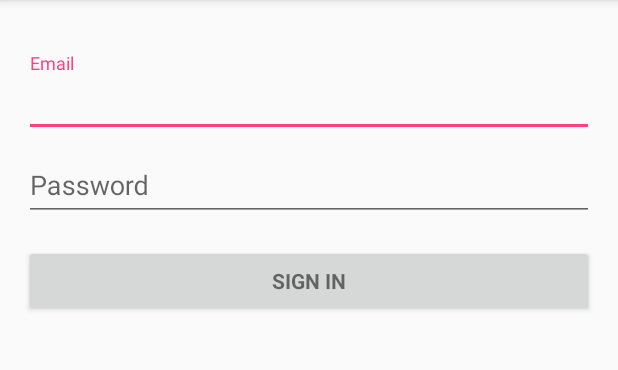
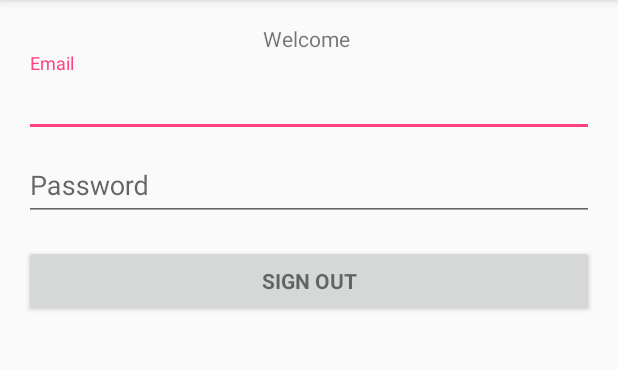
Before and after one commit to TimeMenus/TimeMenusAndroid, an Android app: the LoginActivity screen opened directly, with no data from a screen before it, on a phone screen of 412 x 824 dp, the part 84-454 px from its top. Run offline under Robolectric (Android 15) with nearby library versions, the phone set to English and light mode, and no system bars; our stand-ins replace Firebase (no records; nobody signed in at launch, a user with empty details on screens opened directly).

Commit message:
Login / Logout

```diff
--- /dev/null
+++ b/app/src/main/java/com/express/apps/expresscafe/BaseActivity.java
@@ -0,0 +1,34 @@
+package com.express.apps.expresscafe;
+
+import android.app.ProgressDialog;
+import android.support.v7.app.AppCompatActivity;
+
+import com.express.apps.expresscafe.R;
+
+public class BaseActivity extends AppCompatActivity {
+
+    private ProgressDialog mProgressDialog;
+
+    public void showProgressDialog() {
+        if (mProgressDialog == null) {
+            mProgressDialog = new ProgressDialog(this);
+            mProgressDialog.setMessage(getString(R.string.loading));
+            mProgressDialog.setIndeterminate(true);
+        }
+
+        mProgressDialog.show();
+    }
+
+    public void hideProgressDialog() {
+        if (mProgressDialog != null && mProgressDialog.isShowing()) {
+            mProgressDialog.dismiss();
+        }
+    }
+
+    @Override
+    public void onStop() {
+        super.onStop();
+        hideProgressDialog();
+    }
+
+}
--- a/app/src/main/java/com/express/apps/expresscafe/LoginActivity.java
+++ b/app/src/main/java/com/express/apps/expresscafe/LoginActivity.java
@@ -6,6 +6,7 @@ import android.support.v7.app.AppCompatActivity;
 import android.os.Bundle;
 import android.util.Log;
 import android.view.View;
+import android.widget.Button;
 import android.widget.EditText;
 import android.widget.TextView;
 import android.widget.Toast;
@@ -16,32 +17,48 @@ import com.google.firebase.auth.FirebaseAuth;
 import com.google.firebase.auth.FirebaseUser;
 import com.google.firebase.auth.AuthResult;
 
-public class LoginActivity extends AppCompatActivity{
+public class LoginActivity extends BaseActivity{
     private FirebaseAuth mAuth;
     private FirebaseAuth.AuthStateListener mAuthListener;
-    private static final String TAG = "EmailPassword";
+    private static final String TAG = "AdminLogin";
+    TextView msgArea;
+    Button signOut;
+    Button signIn;
 
     @Override
     protected void onCreate(Bundle savedInstanceState) {
         super.onCreate(savedInstanceState);
         setContentView(R.layout.activity_login);
         mAuth = FirebaseAuth.getInstance();
+        msgArea = (TextView) findViewById(R.id.msg);
+        signOut=(Button) findViewById(R.id.sign_out_button);
+        signIn=(Button) findViewById(R.id.email_sign_in_button);
 
         mAuthListener = new FirebaseAuth.AuthStateListener() {
             @Override
             public void onAuthStateChanged(@NonNull FirebaseAuth firebaseAuth) {
+                Log.i(TAG,"Status Changed");
 
                 FirebaseUser user = firebaseAuth.getCurrentUser();
                 if (user != null) {
                     // User is signed in
                     Log.d(TAG, "onAuthStateChanged:signed_in:" + user.getUid());
+                    msgArea.setText("Welcome "+user.getEmail());
+
+                    signOut.setVisibility(View.VISIBLE);
+                    signIn.setVisibility(View.GONE);
+
 
                 } else {
+
+                    msgArea.setText("Admin Login");
                     // User is signed out
                     Log.d(TAG, "onAuthStateChanged:signed_out");
+                    signOut.setVisibility(View.GONE);
+                    signIn.setVisibility(View.VISIBLE);
                 }
 
-
+                hideProgressDialog();
             }
         };
 
@@ -54,13 +71,6 @@ public class LoginActivity extends AppCompatActivity{
         mAuth.addAuthStateListener(mAuthListener);
     }
 
-    @Override
-    protected void onStop() {
-        super.onStop();
-        if (mAuthListener != null) {
-            mAuth.removeAuthStateListener(mAuthListener);
-        }
-    }
 
     public void signInButton(View view){
 
@@ -73,7 +83,26 @@ public class LoginActivity extends AppCompatActivity{
 
     }
 
+    public void signOutButton(View view){
+        signOut();
+
+
+        Intent intent = new Intent(this, MainActivity.class);
+
+        startActivity(intent);
+
+    }
+
     private void signIn(final String email, String password) {
+
+        if(email.isEmpty() || password.isEmpty() ){
+
+            msgArea.setText("Email and Password must be entered");
+
+            return;
+        }
+
+        showProgressDialog();
 
         mAuth.signInWithEmailAndPassword(email, password)
                 .addOnCompleteListener(this, new OnCompleteListener<AuthResult>() {
@@ -84,21 +113,19 @@ public class LoginActivity extends AppCompatActivity{
                         // If sign in fails, display a message to the user. If sign in succeeds
                         // the auth state listener will be notified and logic to handle the
                         // signed in user can be handled in the listener.
-                        TextView error = (TextView) findViewById(R.id.errorMsg);
+
 
                         if (!task.isSuccessful()) {
                             Log.w(TAG, "signInWithEmail", task.getException());
                             Toast.makeText(LoginActivity.this, "Authentication failed.",
                                     Toast.LENGTH_SHORT).show();
 
-                            error.setText(task.getException().getMessage());
+                            msgArea.setText(task.getException().getMessage());
 
-                        }else{
-                            Log.i(TAG,"User logged in successfully "+ mAuth.getCurrentUser().getUid());
-
-                            error.setText("Welcome "+mAuth.getCurrentUser().getEmail());
 
                         }
+
+                        hideProgressDialog();
 
                     }
                 });
@@ -106,6 +133,7 @@ public class LoginActivity extends AppCompatActivity{
     }
 
     private void signOut() {
+        showProgressDialog();
         mAuth.signOut();
     }
 
--- a/app/src/main/res/layout/activity_login.xml
+++ b/app/src/main/res/layout/activity_login.xml
@@ -23,7 +23,7 @@
         android:layout_width="wrap_content"
         android:layout_height="wrap_content"
         android:textAppearance="?android:attr/textAppearanceSmall"
-        android:id="@+id/errorMsg"
+        android:id="@+id/msg"
         android:layout_gravity="center_horizontal" />
 
     <ScrollView
@@ -80,6 +80,17 @@
                 android:textStyle="bold"
                 android:onClick="signInButton"/>
 
+            <Button
+                style="?android:textAppearanceSmall"
+                android:id="@+id/sign_out_button"
+                android:layout_width="match_parent"
+                android:layout_height="wrap_content"
+                android:layout_marginTop="16dp"
+                android:text="@string/action_sign_out"
+                android:textStyle="bold"
+                android:onClick="signOutButton"
+                android:layout_gravity="center_horizontal" />
+
         </LinearLayout>
     </ScrollView>
 </LinearLayout>
--- a/app/src/main/res/values/strings.xml
+++ b/app/src/main/res/values/strings.xml
@@ -17,4 +17,7 @@
     <string name="permission_rationale">"Contacts permissions are needed for providing email
         completions."
     </string>
+    <string name="loading">Loading ..</string>
+    <string name="action_sign_out">Sign Out</string>
+
 </resources>
--- a/build.gradle
+++ b/build.gradle
@@ -7,8 +7,11 @@ buildscript {
     dependencies {
         classpath 'com.android.tools.build:gradle:2.1.2'
 
+
         // NOTE: Do not place your application dependencies here; they belong
         // in the individual module build.gradle files
+
+        classpath 'com.google.gms:google-services:3.0.0'
     }
 }
 
```
Also changed, not shown: 1 other file.
